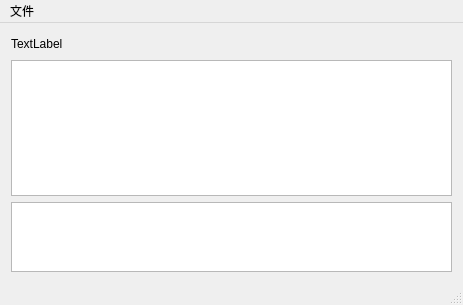
Before: the Qt Designer form mainwindow.ui in zhenyangze/wubigendaqi, drawn with Qt 5.
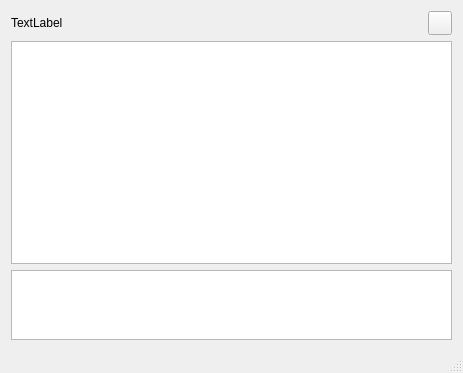
After: the same form once the commit is applied.

Diff of the .ui file:
```diff
--- a/mainwindow.ui
+++ b/mainwindow.ui
@@ -7,7 +7,7 @@
     <x>0</x>
     <y>0</y>
     <width>463</width>
-    <height>305</height>
+    <height>373</height>
    </rect>
   </property>
   <property name="sizePolicy">
@@ -45,6 +45,28 @@
           </property>
          </spacer>
         </item>
+        <item>
+         <widget class="QPushButton" name="pushButton_file">
+          <property name="minimumSize">
+           <size>
+            <width>24</width>
+            <height>24</height>
+           </size>
+          </property>
+          <property name="maximumSize">
+           <size>
+            <width>24</width>
+            <height>24</height>
+           </size>
+          </property>
+          <property name="autoFillBackground">
+           <bool>true</bool>
+          </property>
+          <property name="text">
+           <string/>
+          </property>
+         </widget>
+        </item>
        </layout>
       </item>
       <item>
@@ -96,26 +118,6 @@
     </item>
    </layout>
   </widget>
-  <widget class="QMenuBar" name="menuBar">
-   <property name="geometry">
-    <rect>
-     <x>0</x>
-     <y>0</y>
-     <width>463</width>
-     <height>31</height>
-    </rect>
-   </property>
-   <widget class="QMenu" name="menu">
-    <property name="title">
-     <string>文件</string>
-    </property>
-    <addaction name="action_open"/>
-    <addaction name="action_old"/>
-    <addaction name="separator"/>
-    <addaction name="action_exit"/>
-   </widget>
-   <addaction name="menu"/>
-  </widget>
   <widget class="QStatusBar" name="statusBar"/>
   <action name="action_open">
    <property name="text">
```
